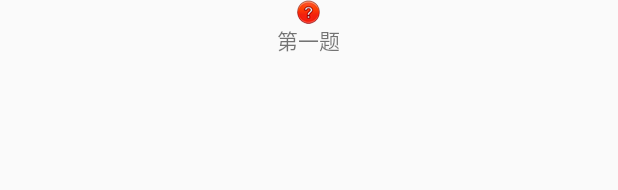
After one commit to lxyheart/lxyjkbd, an Android app: the layout question_item.xml on its own in the app's theme, with its tools: preview values and no code run, on a phone screen of 412 x 824 dp. The commit adds this screen. Shown: the top 190 px of the screen. Run offline under Robolectric (Android 15) with nearby library versions, the phone set to English and light mode, and no system bars.

Commit message:
让题号以画廊的形式显示

```diff
--- /dev/null
+++ b/app/src/main/res/layout/question_item.xml
@@ -0,0 +1,18 @@
+<?xml version="1.0" encoding="utf-8"?>
+<LinearLayout xmlns:android="http://schemas.android.com/apk/res/android"
+    android:orientation="vertical" android:layout_width="match_parent"
+    android:layout_height="match_parent">
+<ImageView
+    android:id="@+id/iv_question"
+    android:layout_gravity="center_horizontal"
+    android:layout_width="wrap_content"
+    android:layout_height="wrap_content"
+    android:src="@mipmap/ques24x24" />
+    <TextView
+        android:id="@+id/tv_num"
+        android:layout_gravity="center_horizontal"
+        android:layout_width="wrap_content"
+        android:layout_height="wrap_content"
+        android:text="第一题"
+        />
+</LinearLayout>
```
Also changed, not shown: app/src/main/java/lxy/jkbd/activity/RandomTestActivity.java (+13 -1 lines), app/src/main/java/lxy/jkbd/view/QuestionAdapter.java (added, +51 -0 lines), app/src/main/res/layout/activity_exam.xml (+7 -0 lines).
